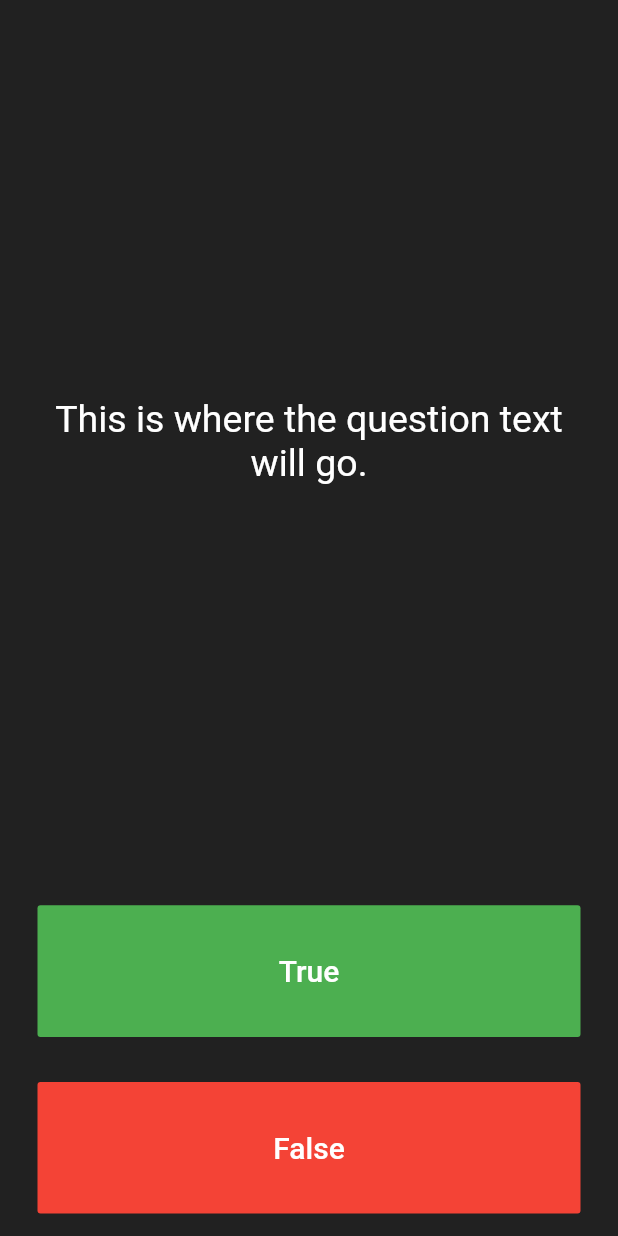
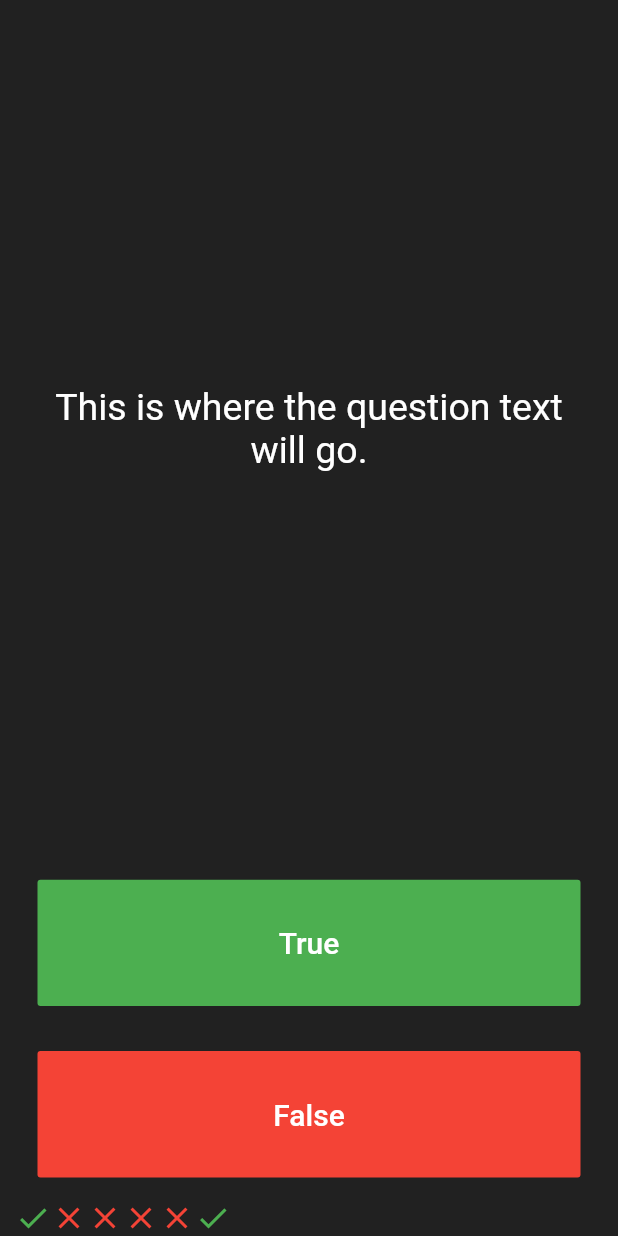
Before and after one commit to mamenesia/quizzler-flutter, a Flutter app: the screen it shows after launch, after a tap on "True", on a phone screen of 412 x 824 dp. Run offline on Flutter 3.47's test engine with Material 2 defaults, Android fonts, the phone set to English and light mode, and no system bars.

Commit message:
adding a score keeper

```diff
--- a/lib/main.dart
+++ b/lib/main.dart
@@ -25,6 +25,29 @@ class QuizPage extends StatefulWidget {
 }
 
 class _QuizPageState extends State<QuizPage> {
+  List<Icon> scoreKeeper = [
+    Icon(
+      Icons.check,
+      color: Colors.green,
+    ),
+    Icon(
+      Icons.close,
+      color: Colors.red,
+    ),
+    Icon(
+      Icons.close,
+      color: Colors.red,
+    ),
+    Icon(
+      Icons.close,
+      color: Colors.red,
+    ),
+    Icon(
+      Icons.close,
+      color: Colors.red,
+    )
+  ];
+
   @override
   Widget build(BuildContext context) {
     return Column(
@@ -62,6 +85,12 @@ class _QuizPageState extends State<QuizPage> {
               ),
               onPressed: () {
                 //The user picked true.
+                setState(() {
+                  scoreKeeper.add(Icon(
+                    Icons.check,
+                    color: Colors.green,
+                  ));
+                });
               },
             ),
           ),
@@ -80,11 +109,19 @@ class _QuizPageState extends State<QuizPage> {
               ),
               onPressed: () {
                 //The user picked false.
+                setState(() {
+                  scoreKeeper.add(Icon(
+                    Icons.close,
+                    color: Colors.red,
+                  ));
+                });
               },
             ),
           ),
         ),
-        //TODO: Add a Row here as your score keeper
+        Row(
+          children: scoreKeeper,
+        )
       ],
     );
   }
```
